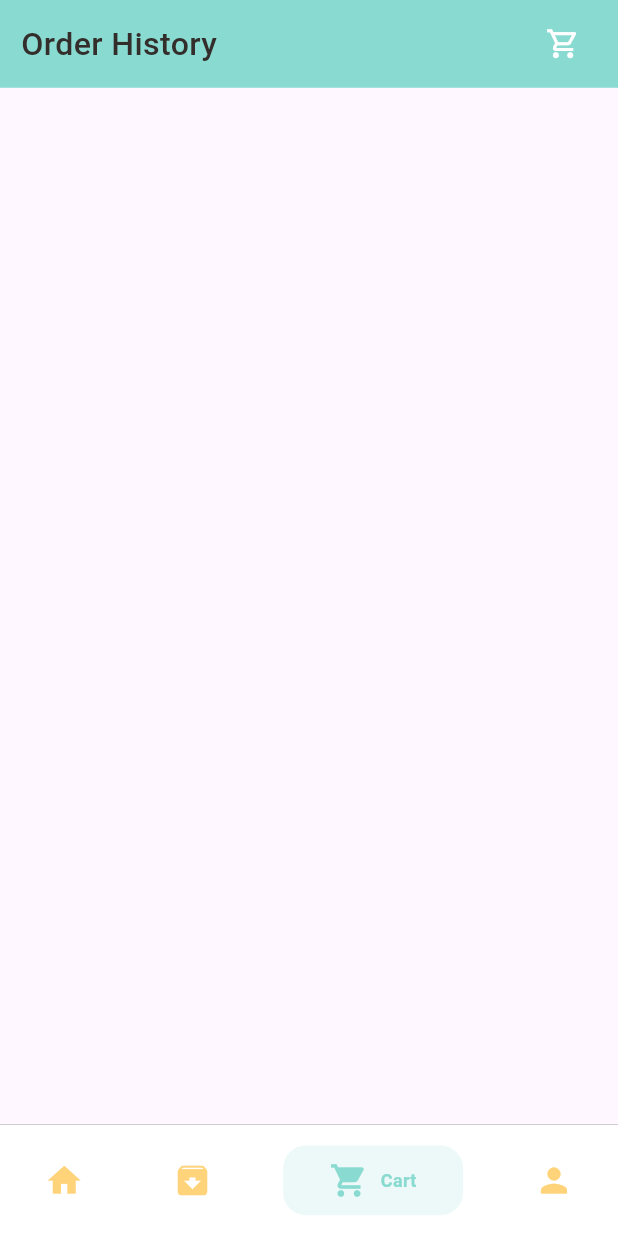
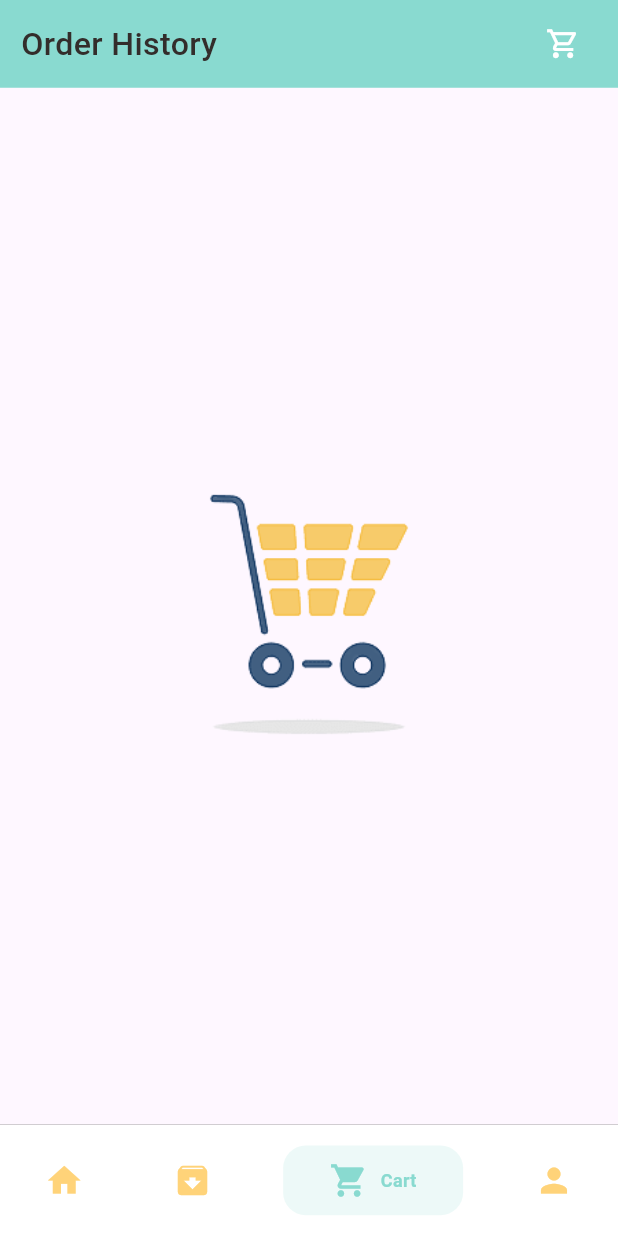
Before and after one commit to Wenster007/Food_Delivery_with_Backend, a Flutter app: the screen it shows after launch, item 3 of the bottom bar chosen, on a phone screen of 412 x 824 dp. Run offline on Flutter 3.47's test engine with Material 2 defaults, Android fonts, the phone set to English and light mode, and no system bars; drawn by our look-alikes of persistent_bottom_nav_bar; our stand-ins replace dots_indicator, get, shared_preferences; network calls fail.

Commit message:
Added cart/order list empty decoration image.

```diff
--- a/lib/pages/cart/cart_pages.dart
+++ b/lib/pages/cart/cart_pages.dart
@@ -10,6 +10,7 @@ import 'package:food_delivery_with_backend/utils/colors.dart';
 import 'package:food_delivery_with_backend/utils/dimensions.dart';
 import 'package:food_delivery_with_backend/widgets/app_icon.dart';
 import 'package:food_delivery_with_backend/widgets/big_text.dart';
+import 'package:food_delivery_with_backend/widgets/empty_cart.dart';
 import 'package:food_delivery_with_backend/widgets/small_text.dart';
 import 'package:get/get.dart';
 
@@ -210,9 +211,7 @@ class CartPage extends StatelessWidget {
                               ),
                             );
                           })
-                      : const Center(
-                          child: Text("No Items In the Cart"),
-                        ),
+                      : EmptyCart(),
                 ))
               ],
             ),
--- a/lib/pages/cart/order_history.dart
+++ b/lib/pages/cart/order_history.dart
@@ -3,6 +3,7 @@ import 'package:food_delivery_with_backend/controller/order_controller.dart';
 import 'package:food_delivery_with_backend/utils/colors.dart';
 import 'package:food_delivery_with_backend/utils/dimensions.dart';
 import 'package:food_delivery_with_backend/widgets/app_icon.dart';
+import 'package:food_delivery_with_backend/widgets/empty_cart.dart';
 import 'package:food_delivery_with_backend/widgets/order_item.dart';
 import 'package:get/get.dart';
 
@@ -34,7 +35,7 @@ class OrderHistory extends StatelessWidget {
               ),
             ),
           ),
-          GetBuilder<OrderController>(
+          Get.find<OrderController>().getListOfOrders().isNotEmpty?GetBuilder<OrderController>(
             builder: (orderController) {
               return Expanded(
                 child: ListView.builder(
@@ -46,7 +47,7 @@ class OrderHistory extends StatelessWidget {
                 ),
               );
             },
-          ),
+          ):Expanded(child: EmptyCart()),
         ],
       ),
     );
--- /dev/null
+++ b/lib/widgets/empty_cart.dart
@@ -0,0 +1,18 @@
+import 'package:flutter/material.dart';
+import 'package:food_delivery_with_backend/utils/dimensions.dart';
+
+class EmptyCart extends StatelessWidget {
+  const EmptyCart({Key? key}) : super(key: key);
+
+  @override
+  Widget build(BuildContext context) {
+    return Center(
+      child:
+          Container(
+            width: Dimensions.height * 0.4,
+            height: Dimensions.height * 0.4,
+            decoration: const BoxDecoration(image: DecorationImage(image: AssetImage("assets/images/empty_cart.png"))),
+          ),
+    );
+  }
+}
```
Also changed, not shown: assets/images/empty_cart.png (added).
